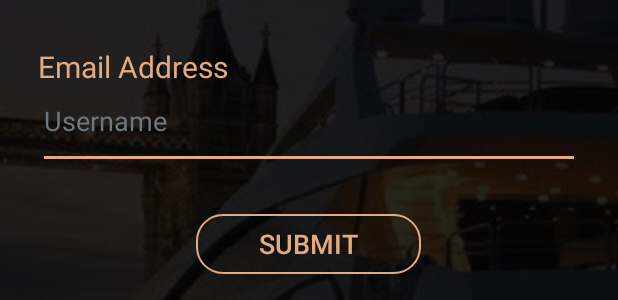
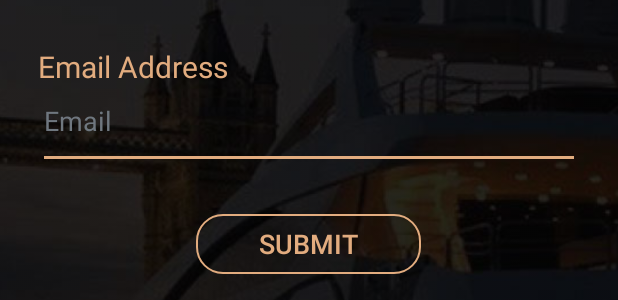
Before and after one commit to yunni0318/pingjueclub, an Android app: the layout forgot_passowrd_activity.xml on its own in the app's theme, with its tools: preview values and no code run, on a phone screen of 412 x 824 dp. Shown: the part 360-660 px from the top of the screen. Run offline under Robolectric (Android 15) with nearby library versions, the phone set to English and light mode, and no system bars; network calls fail.

Commit message:
- Benefit image changed to new link - Forgot password changed return result into array instead of object

```diff
--- a/app/build.gradle
+++ b/app/build.gradle
@@ -15,8 +15,8 @@ android {
         applicationId 'com.wedoops.platinumnobleclub'
         minSdkVersion 17
         targetSdkVersion 28
-        versionCode 7
-        versionName "1.0.7"
+        versionCode 8
+        versionName "1.0.8"
         multiDexEnabled true
         testInstrumentationRunner "androidx.test.runner.AndroidJUnitRunner"
         signingConfig signingConfigs.release
--- a/app/src/main/java/com/wedoops/platinumnobleclub/BenefitFragment.java
+++ b/app/src/main/java/com/wedoops/platinumnobleclub/BenefitFragment.java
@@ -31,7 +31,7 @@ public class BenefitFragment extends Fragment {
         super.onViewCreated(view, savedInstanceState);
         touchImageView = view.findViewById(R.id.imageViewBenefit);
 
-        Glide.with(this).load("http://103.198.194.228:64408/Images/benefit_view.jpg").placeholder(R.drawable.empty_image).into(touchImageView);
+        Glide.with(this).load("http://web.platinumnobleclub.com/Images/guide.jpg").placeholder(R.drawable.empty_image).into(touchImageView);
 
         Display display = getActivity().getWindowManager().getDefaultDisplay();
         DisplayMetrics outMetrics = new DisplayMetrics();
--- a/app/src/main/res/layout/forgot_passowrd_activity.xml
+++ b/app/src/main/res/layout/forgot_passowrd_activity.xml
@@ -55,7 +55,7 @@
                 android:id="@+id/edittext_email"
                 android:layout_width="match_parent"
                 android:layout_height="wrap_content"
-                android:hint="@string/login_activity_edittext_hint_username"
+                android:hint="@string/forgotpassword_activity_edittext_email"
                 android:imeOptions="actionSend"
                 android:inputType="textEmailAddress"
                 android:maxLines="1"
```
Also changed, not shown: app/src/main/java/com/wedoops/platinumnobleclub/ForgotPasswordActivity.java (+7 -3 lines), 1 other file.
